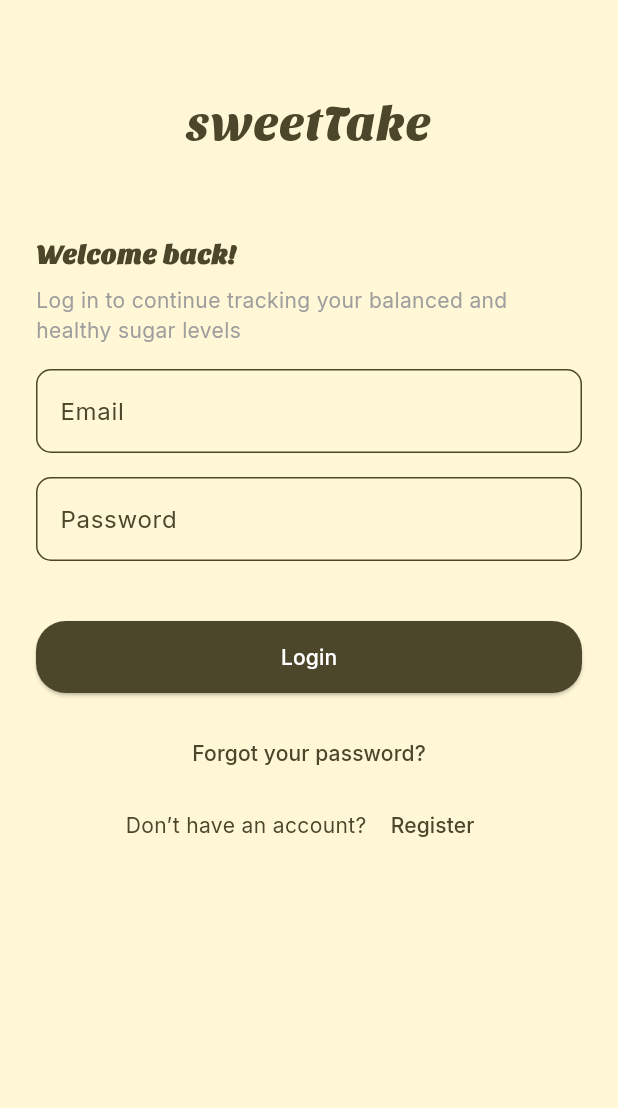
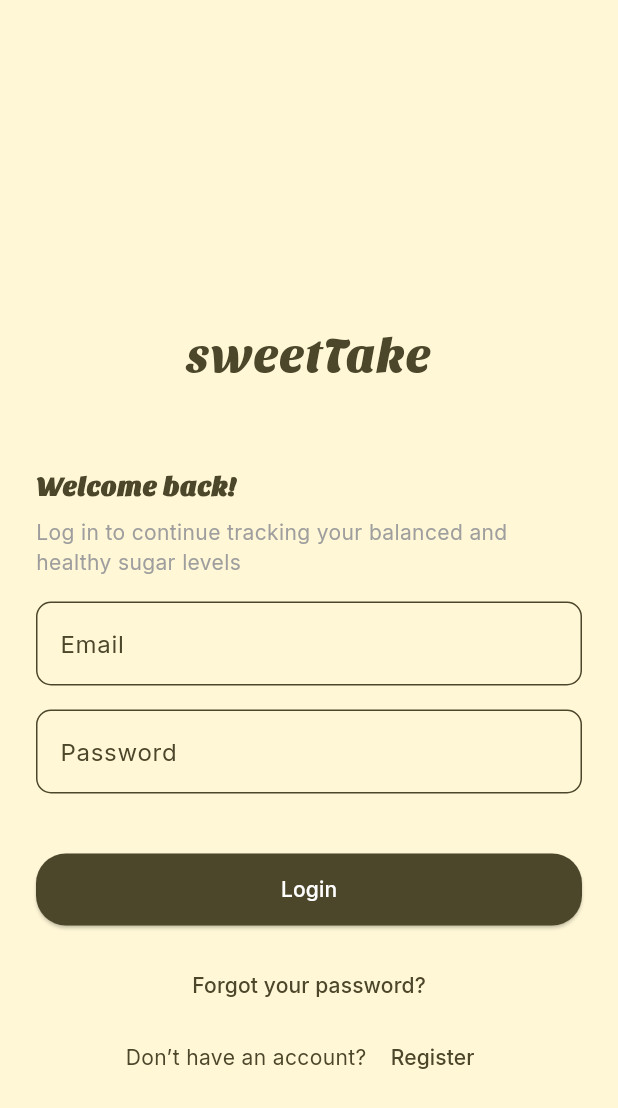
Before and after one commit to balbinopb/sweetTake_app, a Flutter app: the screen it shows after launch, on a phone screen of 412 x 824 dp. Shown: the top 1108 px of the screen. Run offline on Flutter 3.47's test engine with Material 3 defaults, Android fonts, the light colour scheme and no system bars; our stand-ins replace get, get_storage, google_fonts; missing offline and left inert: iconify_flutter_plus.

Commit message:
update login view

```diff
--- a/lib/app/modules/login/views/login_view.dart
+++ b/lib/app/modules/login/views/login_view.dart
@@ -13,10 +13,21 @@ class LoginView extends GetView<LoginController> {
     return Scaffold(
       resizeToAvoidBottomInset: true,
       body: SafeArea(
-        child: SingleChildScrollView(
-          padding: const EdgeInsets.symmetric(horizontal: 24.0, vertical: 60),
+        child: LayoutBuilder(
+          builder: (context, constraints) {
+            final keyboardOpen = MediaQuery.of(context).viewInsets.bottom > 0;
+
+            return SingleChildScrollView(
+              padding: const EdgeInsets.symmetric(
+                horizontal: 24.0,
+                vertical: 60,
+              ),
+              child: ConstrainedBox(
+                constraints: BoxConstraints(minHeight: constraints.maxHeight),
                 child: Column(
-            mainAxisSize: MainAxisSize.min, // important for scrollable Column
+                  mainAxisAlignment: keyboardOpen
+                      ? MainAxisAlignment.start
+                      : MainAxisAlignment.center,
                   crossAxisAlignment: CrossAxisAlignment.center,
                   children: [
                     // App Title
@@ -30,7 +41,6 @@ class LoginView extends GetView<LoginController> {
                     ),
                     const SizedBox(height: 50),
 
-              // Welcome Text
                     Align(
                       alignment: Alignment.centerLeft,
                       child: Text(
@@ -44,8 +54,9 @@ class LoginView extends GetView<LoginController> {
                       ),
                     ),
                     const SizedBox(height: 8),
+
                     Align(
-                alignment: Alignment.topLeft,
+                      alignment: Alignment.centerLeft,
                       child: Text(
                         'Log in to continue tracking your balanced and healthy sugar levels',
                         style: TextStyle(color: Colors.grey),
@@ -53,28 +64,24 @@ class LoginView extends GetView<LoginController> {
                     ),
                     const SizedBox(height: 16),
 
-              // Email & Password Fields
                     CustomTextfield(
                       textController: controller.emailC,
                       labelText: "Email",
                     ),
                     const SizedBox(height: 16),
+
                     CustomTextfield(
                       textController: controller.passwordC,
                       isObscure: true,
                       labelText: "Password",
-                // isObscure: true,
                     ),
                     const SizedBox(height: 40),
 
-              // Login Button
                     SizedBox(
                       width: double.infinity,
                       height: 48,
                       child: ElevatedButton(
-                  onPressed: (){
-                    controller.login();
-                  },
+                        onPressed: controller.login,
                         style: ElevatedButton.styleFrom(
                           backgroundColor: AppColors.primary,
                           shape: RoundedRectangleBorder(
@@ -87,21 +94,17 @@ class LoginView extends GetView<LoginController> {
                         ),
                       ),
                     ),
+
                     const SizedBox(height: 16),
 
-              // Forgot Password
-              Align(
-                alignment: Alignment.center,
-                child: TextButton(
+                    TextButton(
                       onPressed: () {},
                       child: Text(
                         "Forgot your password?",
                         style: TextStyle(color: AppColors.primary),
                       ),
                     ),
-              ),
 
-              // Register Link
                     Row(
                       mainAxisAlignment: MainAxisAlignment.center,
                       children: [
@@ -118,10 +121,11 @@ class LoginView extends GetView<LoginController> {
                         ),
                       ],
                     ),
-
-              const SizedBox(height: 30),
                   ],
                 ),
+              ),
+            );
+          },
         ),
       ),
     );
```
Lines whose indentation alone changed are shown as unchanged.
